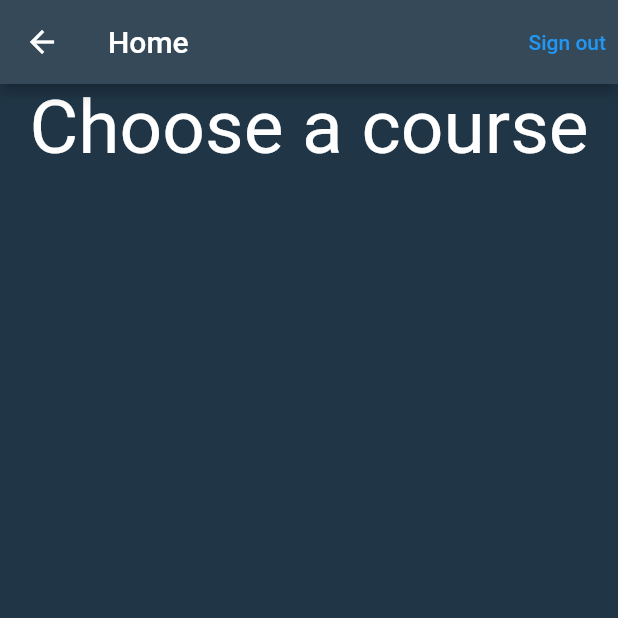
After one commit to Steve-D-Eckles/cset-learning-tool, a Flutter app: the Home screen opened directly, on a phone screen of 412 x 824 dp, the top half of it. The commit adds this screen. Run offline on Flutter 3.47's test engine with Material 2 defaults, Android fonts, the phone set to English and light mode, and no system bars; our stand-ins replace cloud_firestore, firebase_auth, firebase_core, flutter_signin_button; accounts and stored records are empty.

Commit message:
Add course and concept views

```diff
--- /dev/null
+++ b/lib/models/course.dart
@@ -0,0 +1,27 @@
+import 'package:cloud_firestore/cloud_firestore.dart';
+
+class Course {
+  String _short;
+  String _full;
+
+  String get short => _short;
+
+  String get full => _full;
+
+  var reference;
+
+  Course.fromMap(Map<String, dynamic> map, {this.reference}) {
+    _short = map["short"];
+    _full = map["full"];
+  }
+
+  Course.fromSnapshot(DocumentSnapshot snapshot)
+      : this.fromMap(snapshot.data(), reference: snapshot.reference);
+
+  Map<String, dynamic> toJson() {
+    return {
+      'short': _short,
+      'full': _full,
+    };
+  }
+}
--- /dev/null
+++ b/lib/pages/home.dart
@@ -0,0 +1,102 @@
+import 'package:cloud_firestore/cloud_firestore.dart';
+import 'package:clt/models/course.dart';
+import 'package:firebase_auth/firebase_auth.dart';
+import 'package:flutter/material.dart';
+
+import 'courseView.dart';
+
+final FirebaseAuth _auth = FirebaseAuth.instance;
+
+class Home extends StatelessWidget {
+
+  void _pushPage(BuildContext context, Widget page) {
+    Navigator.of(context) /*!*/ .push(
+      MaterialPageRoute<void>(builder: (_) => page),
+    );
+  }
+
+  @override Widget build(BuildContext context) {
+    return Scaffold(
+        appBar: AppBar(
+            title: Text('Home'),
+            actions: <Widget>[
+              Builder(builder: (BuildContext context) {
+                return TextButton(
+                  onPressed: () async {
+                    final User user = _auth.currentUser;
+                    if (user == null) {
+                      ScaffoldMessenger.of(context).showSnackBar(const SnackBar(
+                        content: Text('No one has signed in.'),
+                      ));
+                      return;
+                    }
+                    await _signOut();
+
+                    final String email = user.email;
+                    ScaffoldMessenger.of(context).showSnackBar(SnackBar(
+                      content: Text('$email has successfully signed out.'),
+                    ));
+                  },
+                  child: const Text('Sign out'),
+                );
+              })
+            ]
+        ),
+        body: Column(
+            crossAxisAlignment: CrossAxisAlignment.center,
+            mainAxisAlignment: MainAxisAlignment.center,
+            children: <Widget>[
+              Container(
+                  child: Text(
+                      'Choose a course',
+                      textAlign: TextAlign.center,
+                      style: TextStyle(fontSize: 50, fontFamily: 'sans-serif')
+                  )
+              ),
+              Expanded(
+                child: _buildBody(context)
+              )
+            ]
+        )
+    );
+  }
+
+  _buildTile(context, Course course) {
+    return ListTile(
+        title: Text(course.full),
+        leading: Text(course.short),
+        onTap: () {
+          _pushPage(context, CourseView(course));
+        }
+    );
+  }
+
+  _buildList(context, List list) {
+    return ListView.builder(
+      itemCount: list.length,
+      itemBuilder: (context, index) {
+        return _buildTile(context, list[index]);
+      },
+    );
+  }
+
+  _buildBody(context) {
+    return StreamBuilder<QuerySnapshot>(
+      stream: FirebaseFirestore.instance.collection('courses').snapshots(),
+      builder: (context, snapshot) {
+        if (!snapshot.hasData) return LinearProgressIndicator();
+
+        List courses = [];
+        for (DocumentSnapshot doc in snapshot.data.docs) {
+          courses.add(Course.fromSnapshot(doc));
+        }
+
+        return _buildList(context, courses);
+      },
+    );
+  }
+
+  Future<void> _signOut() async {
+    await _auth.signOut();
+  }
+}
--- a/lib/pages/login.dart
+++ b/lib/pages/login.dart
@@ -1,7 +1,8 @@
-import 'package:clt/pages/welcome.dart';
 import 'package:firebase_auth/firebase_auth.dart';
 import 'package:flutter/material.dart';
 import 'package:flutter_signin_button/flutter_signin_button.dart';
+
+import 'home.dart';
 
 final FirebaseAuth _auth = FirebaseAuth.instance;
 
@@ -153,7 +154,7 @@ class _EmailPasswordFormState extends State<_EmailPasswordForm> {
         ),
       );
 
-      _pushPage(context, Welcome());
+      _pushPage(context, Home());
     } catch (e) {
       ScaffoldMessenger.of(context).showSnackBar(
         const SnackBar(
```
Also changed, not shown: lib/models/concept.dart (added, +27 -0 lines), lib/pages/courseView.dart (added, +105 -0 lines).
